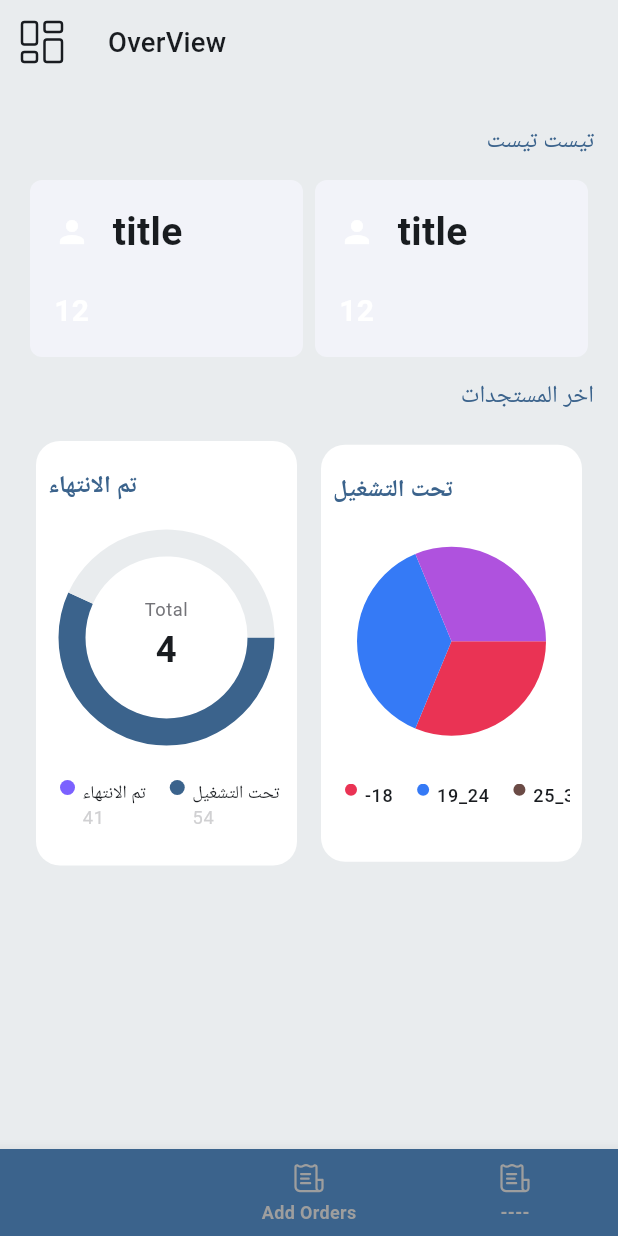
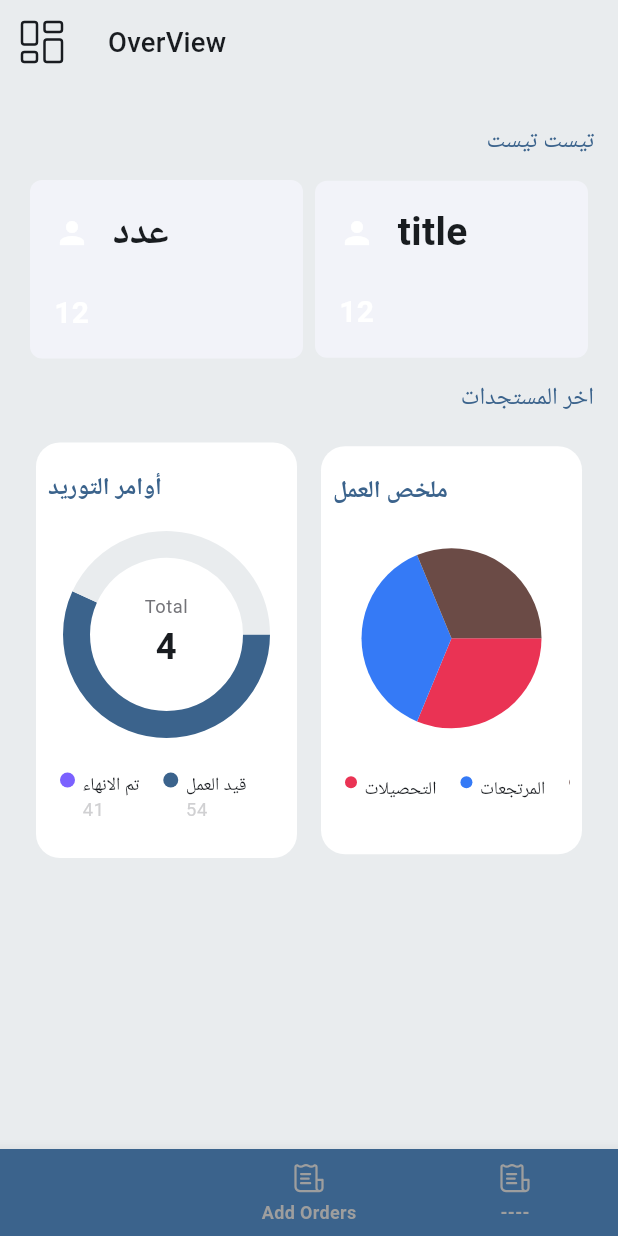
Before and after one commit to NourNabil2/job_order_management_system, a Flutter app: the screen it shows after launch, on a phone screen of 412 x 824 dp. Run offline on Flutter 3.47's test engine with Material 3 defaults, Android fonts, the light colour scheme and no system bars; drawn by our look-alikes of pie_chart; our stand-ins replace bloc, cached_network_image, connectivity_plus, device_info_plus, dio, firebase_core and 11 more; accounts and stored records are empty; Roboto replaces fonts that are missing (Afacad, Inria Sans).

Commit message:
fix responsive

```diff
--- a/lib/Core/Utilts/Constants.dart
+++ b/lib/Core/Utilts/Constants.dart
@@ -30,6 +30,13 @@ class ColorApp {
 
 class StringApp {
   static const titleApp = '';
+  //admin
+  static const done = 'تم الانهاء';
+  static const notDone = 'قيد العمل';
+  static const invoices = 'الفواتير';
+  static const returns = 'المرتجعات';
+  static const totalCollections = 'التحصيلات';
+
   static const overView = 'OverView';
   static const noAccount = 'dont\'t have an account?  ';
   static const forgetPass = 'Forget password?  ';
@@ -70,4 +77,5 @@ class SizeApp {
   static double iconSizeMedium = 24.0;
   static double logoSize = 165.0;
 
+
 }
--- a/lib/Features/Dashboard/view/mainScreen.dart
+++ b/lib/Features/Dashboard/view/mainScreen.dart
@@ -1,6 +1,7 @@
 import 'package:flutter/material.dart';
 import 'package:pie_chart/pie_chart.dart';
 import 'package:quality_management_system/Core/Utilts/Constants.dart';
+import 'package:quality_management_system/Core/Utilts/Responsive_Helper.dart';
 import 'package:quality_management_system/Core/Widgets/CustomCardHolder.dart';
 import 'package:quality_management_system/Features/Dashboard/view/widgets/InteractionChart.dart';
 import 'package:quality_management_system/Features/Dashboard/view/widgets/card_info_Widget.dart';
@@ -28,7 +29,7 @@ class _TherapistaccountScreenState extends State<MainScreen> {
             children: [
               DashboardCard(
                   icon: Icons.person,
-                  title: 'title',
+                  title: 'عدد ',
                   count: '12',
                   color: Colors.white
               ) ,
@@ -47,14 +48,12 @@ class _TherapistaccountScreenState extends State<MainScreen> {
               CustomContainer(
                 margin: EdgeInsets.all(SizeApp.padding),
                   child: const InteractionChart(chartType: ChartType.ring,
-                    isGenderBased: true,
-                    age18: 45,
-                    age19_24: 54,
-                    age25_32: 54,
-                    age33_50: 5,
-                    maleCount: 54,
-                    age50Plus: 45,
-                    femaleCount: 41,
+                    isOrderBased: true,
+                    totalCollections: 45,
+                    returns: 54,
+                    invoices: 54,
+                    doneCount: 54,
+                    notDoneCount: 41,
                     totalViews: 4,),
 
               ),
@@ -63,12 +62,12 @@ class _TherapistaccountScreenState extends State<MainScreen> {
                   margin: EdgeInsets.all(SizeApp.padding),
                   child: const InteractionChart(
                     chartType: ChartType.disc,
-                    isGenderBased: false,
-                    age18: 45,
-                    age19_24: 54,
-                    maleCount: 54,
-                    age50Plus: 45,
-                    femaleCount: 41,
+                    isOrderBased: false,
+                    totalCollections: 45,
+                    returns: 54,
+                    doneCount: 54,
+                    invoices: 45,
+                    notDoneCount: 41,
                     totalViews: 4,),
               )
             ],
--- a/lib/Features/Dashboard/view/widgets/InteractionChart.dart
+++ b/lib/Features/Dashboard/view/widgets/InteractionChart.dart
@@ -8,63 +8,55 @@ import 'sectionTitle.dart';
 
 class InteractionChart extends StatelessWidget {
   final ChartType chartType;
-  final bool isGenderBased;
+  final bool isOrderBased;
 
   // Gender-based values
   final int totalViews;
-  final int maleCount;
-  final int femaleCount;
+  final int doneCount;
+  final int notDoneCount;
 
   // Age-based values
-  final int age18;
-  final int age19_24;
-  final int age25_32;
-  final int age33_50;
-  final int age50Plus;
+  final int totalCollections;
+  final int returns;
+  final int invoices;
 
   const InteractionChart({
     super.key,
     this.totalViews = 0,
     required this.chartType,
-    required this.isGenderBased,
-    this.maleCount = 0,
-    this.femaleCount = 0,
-    this.age18 = 0,
-    this.age19_24 = 0,
-    this.age25_32 = 0,
-    this.age33_50 = 0,
-    this.age50Plus = 0,
+    required this.isOrderBased,
+    this.doneCount = 0,
+    this.notDoneCount = 0,
+    this.totalCollections = 0,
+    this.returns = 0,
+    this.invoices = 0,
   });
 
   @override
   Widget build(BuildContext context) {
-    final Map<String, double> dataMap = isGenderBased
+    final Map<String, double> dataMap = isOrderBased
         ? {
-            "التوريدات": maleCount.toDouble(),
-            "تحت التشغيل": femaleCount.toDouble(),
+            "done": doneCount.toDouble(),
+            "notDone": notDoneCount.toDouble(),
           }
         : {
-            "18": age18.toDouble(),
-            "19-24": age19_24.toDouble(),
-            "25-32": age25_32.toDouble(),
-            "33-50": age33_50.toDouble(),
-            "+50": age50Plus.toDouble(),
+            "totalCollections": totalCollections.toDouble(),
+            "returns": returns.toDouble(),
+            "invoices": invoices.toDouble(),
           };
 
-    final Map<String, String> legendLabels = isGenderBased
+    final Map<String, String> legendLabels = isOrderBased
         ? {
-            "Male": 'Male $maleCount',
-            "Female": 'Female $femaleCount',
+            "done": 'تم الانهاء $doneCount',
+            "notDone": 'قيد العمل $notDoneCount',
           }
         : {
-            "18": '18 ($age18)',
-            "19-24": '19-24 ($age19_24)',
-            "25-32": '25-32 ($age25_32)',
-            "33-50": '33-50 ($age33_50)',
-            "+50": '50+ ($age50Plus)',
+            "totalCollections": 'اجمالي التحصيلات ($totalCollections)',
+            "returns": 'اجمالي المرتجعات ($returns)',
+            "invoices": 'اجمالي الفواتير ($invoices)',
           };
 
-    final List<Color> colorList = isGenderBased
+    final List<Color> colorList = isOrderBased
         ? [ColorApp.primaryColor, ColorApp.mainLight]
         : const [
             Color(0xffEA3354),
@@ -78,10 +70,139 @@ class InteractionChart extends StatelessWidget {
       crossAxisAlignment: CrossAxisAlignment.start,
       children: [
         SectionTitle(
-          title: isGenderBased ? 'تم الانتهاء' : 'تحت التشغيل',
+          title: isOrderBased ? 'أوامر التوريد' : 'ملخص العمل',
           fontWeight: FontWeight.bold,
         ),
         ResponsiveBuilder(
+          tabletBuilder: (p0) =>  LayoutBuilder(
+            builder: (context, constraints) {
+              double chartSize = 120;
+              return Column(
+                children: [
+                  Padding(
+                    padding: const EdgeInsets.all(8.0),
+                    child: PieChart(
+                      dataMap: dataMap,
+                      animationDuration: const Duration(milliseconds: 1200),
+                      chartRadius: chartSize ,
+                      colorList: colorList,
+                      chartType: chartType,
+                      ringStrokeWidth: chartSize * 0.15,
+                      centerWidget: isOrderBased == false
+                          ? null
+                          : RichText(
+                        textAlign: TextAlign.center,
+                        text: TextSpan(
+                          children: [
+                            TextSpan(
+                              text: "Total\n",
+                              style: Theme.of(context)
+                                  .textTheme
+                                  .bodySmall!
+                                  .copyWith(
+                                color: ColorApp.blackColor60,
+                              ),
+                            ),
+                            TextSpan(
+                              text: totalViews.toString(),
+                              style: Theme.of(context)
+                                  .textTheme
+                                  .bodyLarge!
+                                  .copyWith(
+                                  fontWeight: FontWeight.bold,
+                                  fontSize: 24.sp),
+                            ),
+                          ],
+                        ),
+                      ),
+                      chartValuesOptions: const ChartValuesOptions(
+                        showChartValues: false,
+                      ),
+                      legendLabels: legendLabels,
+                      legendOptions: const LegendOptions(
+                        legendPosition: LegendPosition.bottom,
+                        showLegendsInRow: true,
+                        showLegends: false,
+                      ),
+                    ),
+                  ),
+                  SizedBox(
+                    height: SizeApp.s16,
+                  ),
+                  Row(
+                    crossAxisAlignment: CrossAxisAlignment.start,
+                    children: isOrderBased
+                        ? [
+                      Expanded(
+                        // Ensures the Row fits inside the available space
+                        child: SingleChildScrollView(
+                          scrollDirection: Axis.horizontal,
+                          child: Row(
+                            mainAxisAlignment: MainAxisAlignment
+                                .spaceEvenly, // Adjusts spacing
+                            children: [
+                              InteractionItem(
+                                color: ColorApp.purpleColor,
+                                title: StringApp.notDone,
+                                count: notDoneCount,
+                              ),
+                              InteractionItem(
+                                color: ColorApp.primaryColor,
+                                title: StringApp.done,
+                                count: doneCount,
+                              ),
+                            ],
+                          ),
+                        ),
+                      ),
+                    ]
+                        : [
+                      Expanded(
+                        child: Column(
+                          children: [
+                            IntrinsicWidth(
+                              child: SingleChildScrollView(
+                                scrollDirection: Axis.horizontal,
+                                child: Row(
+                                  mainAxisAlignment:
+                                  MainAxisAlignment.spaceEvenly,
+                                  children: [
+                                    InteractionItem(
+                                      radius: SizeApp.s4,
+                                      color: Color(0xffEA3354),
+                                      title: StringApp.totalCollections,
+                                      count: null,
+                                    ),
+                                    InteractionItem(
+                                      radius: SizeApp.s4,
+                                      color: Color(0xff357AF6),
+                                      title: StringApp.returns,
+                                      count: null,
+                                    ),
+                                    InteractionItem(
+                                      radius: SizeApp.s4,
+                                      color: Color(0xff6B4B46),
+                                      title: StringApp.invoices,
+                                      count: null,
+                                    ),
+                                  ],
+                                ),
+                              ),
+                            ),
+                            SizedBox(height: SizeApp.s12),
+
+                          ],
+                        ),
+                      ),
+                    ],
+                  ),
+                  SizedBox(
+                    height: SizeApp.s16,
+                  ),
+                ],
+              );
+            },
+          ),
           mobileBuilder: (p0) => LayoutBuilder(
             builder: (context, constraints) {
               double chartSize = 120;
@@ -91,12 +212,12 @@ class InteractionChart extends StatelessWidget {
                     padding: const EdgeInsets.all(8.0),
                     child: PieChart(
                       dataMap: dataMap,
-                      animationDuration: Duration(milliseconds: 1200),
-                      chartRadius: chartSize * chartSize,
+                      animationDuration: const Duration(milliseconds: 1200),
+                      chartRadius: chartSize,
                       colorList: colorList,
                       chartType: chartType,
                       ringStrokeWidth: chartSize * 0.15,
-                      centerWidget: isGenderBased == false
+                      centerWidget: isOrderBased == false
                           ? null
                           : RichText(
                               textAlign: TextAlign.center,
@@ -139,7 +260,7 @@ class InteractionChart extends StatelessWidget {
                   ),
                   Row(
                     crossAxisAlignment: CrossAxisAlignment.start,
-                    children: isGenderBased
+                    children: isOrderBased
                         ? [
                             Expanded(
                               // Ensures the Row fits inside the available space
@@ -151,13 +272,13 @@ class InteractionChart extends StatelessWidget {
                                   children: [
                                     InteractionItem(
                                       color: ColorApp.purpleColor,
-                                      title: 'تم الانتهاء',
-                                      count: femaleCount,
+                                      title: StringApp.done,
+                                      count: notDoneCount,
                                     ),
                                     InteractionItem(
                                       color: ColorApp.primaryColor,
-                                      title: 'تحت التشغيل',
-                                      count: maleCount,
+                                      title: StringApp.notDone,
+                                      count: doneCount,
                                     ),
                                   ],
                                 ),
@@ -178,19 +299,19 @@ class InteractionChart extends StatelessWidget {
                                           InteractionItem(
                                             radius: SizeApp.s4,
                                             color: Color(0xffEA3354),
-                                            title: '-18',
+                                            title: StringApp.totalCollections,
                                             count: null,
                                           ),
                                           InteractionItem(
                                             radius: SizeApp.s4,
                                             color: Color(0xff357AF6),
-                                            title: '19_24',
+                                            title: StringApp.returns,
                                             count: null,
                                           ),
                                           InteractionItem(
                                             radius: SizeApp.s4,
                                             color: Color(0xff6B4B46),
-                                            title: '25_32',
+                                            title: StringApp.invoices,
                                             count: null,
                                           ),
                                         ],
@@ -224,12 +345,12 @@ class InteractionChart extends StatelessWidget {
                       padding: const EdgeInsets.all(8.0),
                       child: PieChart(
                         dataMap: dataMap,
-                        animationDuration: Duration(milliseconds: 1200),
-                        chartRadius: chartSize * chartSize,
+                        animationDuration: const Duration(milliseconds: 1200),
+                        chartRadius: chartSize ,
                         colorList: colorList,
                         chartType: chartType,
                         ringStrokeWidth: chartSize * 0.15,
-                        centerWidget: isGenderBased == false
+                        centerWidget: isOrderBased == false
                             ? null
                             : RichText(
                                 textAlign: TextAlign.center,
@@ -265,24 +386,24 @@ class InteractionChart extends StatelessWidget {
                       ),
                     ),
                   ),
-                  Spacer(),
+                  const Spacer(),
                   // Interaction Section (Horizontal Scrollable Row)
                   Expanded(
                     flex: 3,
                     child: SingleChildScrollView(
                       scrollDirection: Axis.horizontal,
                       child: Row(
-                        children: isGenderBased
+                        children: isOrderBased
                             ? [
                                 InteractionItem(
                                   color: ColorApp.purpleColor,
-                                  title: 'Male',
-                                  count: femaleCount,
+                                  title: StringApp.done,
+                                  count: doneCount,
                                 ),
                                 InteractionItem(
                                   color: ColorApp.primaryColor,
-                                  title: 'Female',
-                                  count: maleCount,
+                                  title: StringApp.notDone,
+                                  count: notDoneCount,
                                 ),
                               ]
                             : [
@@ -293,40 +414,23 @@ class InteractionChart extends StatelessWidget {
                                        InteractionItem(
                                          radius: SizeApp.s4,
                                          color: Color(0xffEA3354),
-                                         title: '-18',
+                                         title: StringApp.totalCollections,
                                          count: null,
                                        ),
                                        InteractionItem(
                                          radius: SizeApp.s4,
                                          color: Color(0xff357AF6),
-                                         title: '19_24',
+                                         title: StringApp.returns,
                                          count: null,
                                        ),
                                        InteractionItem(
                                          radius: SizeApp.s4,
                                          color: Color(0xff6B4B46),
-                                         title: '25_32',
+                                         title: StringApp.invoices,
                                          count: null,
                                        ),
                                      ],
                                    ),
-                                   const SizedBox(height: 16), // Space between rows
-                                   Row(
-                                     children: [
-                                       InteractionItem(
-                                         radius: SizeApp.s4,
-                                         color: Color(0xff5CC8BE),
-                                         title: '33-50',
-                                         count: null,
-                                       ),
-                                       InteractionItem(
-                                         radius: SizeApp.s4,
-                                         color: Color(0xffAF52DE),
-                                         title: '+50',
-                                         count: null,
-                                       )
-                                     ],
-                                   )
                                  ],
                                )
                               ],
```
Also changed, not shown: lib/main.dart (+12 -3 lines).
